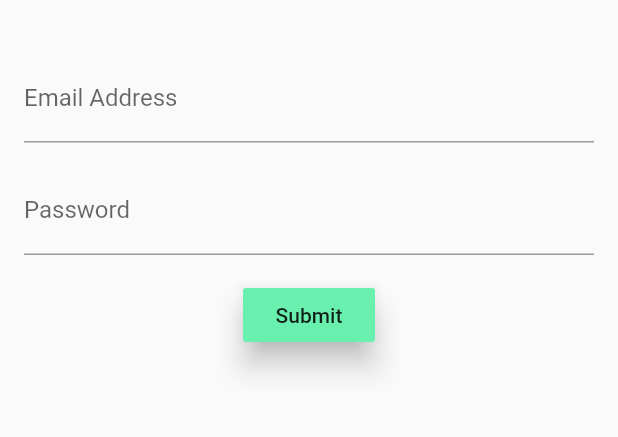
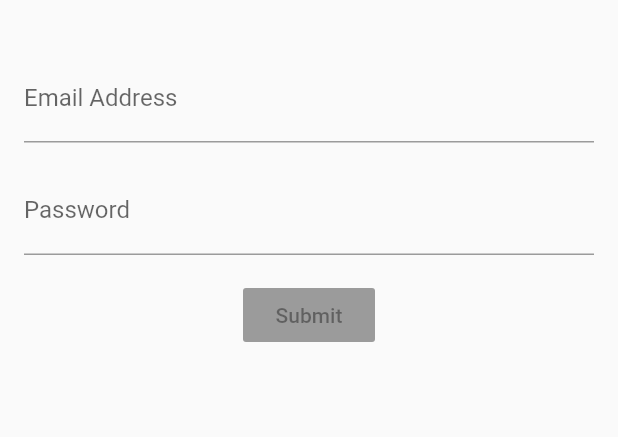
Before and after one commit to samakintunde/auth_validation, a Flutter app: the screen it shows after launch, on a phone screen of 412 x 824 dp, the part 168-605 px from its top. Run offline on Flutter 3.47's test engine with Material 2 defaults, Android fonts, the phone set to English and light mode, and no system bars; our stand-ins replace rxdart.

Commit message:
Added scope to the bloc. Added rxdart for advanced async functionality.

```diff
--- a/lib/app.dart
+++ b/lib/app.dart
@@ -1,14 +1,17 @@
+import 'package:auth_validation/bloc/provider.dart';
 import 'package:auth_validation/screens/login.dart';
 import 'package:flutter/material.dart';
 
 class App extends StatelessWidget {
   @override
   Widget build(BuildContext context) {
-    return MaterialApp(
-      title: 'Auth validator',
-      debugShowCheckedModeBanner: false,
-      home: Scaffold(
-        body: LoginScreen(),
+    return BlocProvider(
+      child: MaterialApp(
+        title: 'Auth validator',
+        debugShowCheckedModeBanner: false,
+        home: Scaffold(
+          body: LoginScreen(),
+        ),
       ),
     );
   }
--- /dev/null
+++ b/lib/bloc/provider.dart
@@ -0,0 +1,18 @@
+import 'package:flutter/material.dart';
+import 'package:auth_validation/bloc/login_bloc.dart';
+
+class BlocProvider extends InheritedWidget {
+  BlocProvider({Key key, Widget child}) : super(key: key, child: child);
+
+  final bloc = Bloc();
+
+  @override
+  bool updateShouldNotify(InheritedWidget oldWidget) {
+    return true;
+  }
+
+  static Bloc of(BuildContext context) {
+    return (context.inheritFromWidgetOfExactType(BlocProvider) as BlocProvider)
+        .bloc;
+  }
+}
--- a/lib/screens/login.dart
+++ b/lib/screens/login.dart
@@ -1,8 +1,9 @@
+import 'package:auth_validation/bloc/provider.dart';
 import 'package:flutter/material.dart';
 import 'package:auth_validation/bloc/login_bloc.dart';
 
 class LoginScreen extends StatelessWidget {
-  Widget _buildEmailField() {
+  Widget _buildEmailField(Bloc bloc) {
     return StreamBuilder(
       stream: bloc.email,
       builder: (context, snapshot) {
@@ -19,7 +20,7 @@ class LoginScreen extends StatelessWidget {
     );
   }
 
-  Widget _buildPasswordField() {
+  Widget _buildPasswordField(Bloc bloc) {
     return StreamBuilder(
       stream: bloc.password,
       builder: (context, snapshot) {
@@ -36,20 +37,22 @@ class LoginScreen extends StatelessWidget {
     );
   }
 
-  Widget _buildSubmitButton() {
-    return RaisedButton(
-      child: Text('Submit'),
-      elevation: 8.0,
-      color: Colors.greenAccent,
-      onPressed: () {
-        print('email:');
-        print('password:');
-      },
-    );
+  Widget _buildSubmitButton(Bloc bloc) {
+    return StreamBuilder(
+        stream: bloc.isSubmitValid,
+        builder: (context, snapshot) {
+          return RaisedButton(
+              child: Text('Submit'),
+              elevation: 8.0,
+              color: Colors.greenAccent,
+              onPressed: snapshot.hasData ? bloc.submitAuth : null);
+        });
   }
 
   @override
   Widget build(BuildContext context) {
+    final bloc = BlocProvider.of(context);
+
     return Container(
       margin: const EdgeInsets.fromLTRB(16.0, 64.0, 16.0, 16.0),
       child: Column(
@@ -63,15 +66,15 @@ class LoginScreen extends StatelessWidget {
               textAlign: TextAlign.center,
             ),
           ),
-          _buildEmailField(),
+          _buildEmailField(bloc),
           SizedBox(
             height: 16.0,
           ),
-          _buildPasswordField(),
+          _buildPasswordField(bloc),
           SizedBox(
             height: 16.0,
           ),
-          _buildSubmitButton(),
+          _buildSubmitButton(bloc),
         ],
       ),
     );
--- a/pubspec.yaml
+++ b/pubspec.yaml
@@ -23,6 +23,7 @@ dependencies:
   # The following adds the Cupertino Icons font to your application.
   # Use with the CupertinoIcons class for iOS style icons.
   cupertino_icons: ^0.1.2
+  rxdart: ^0.22.1
 
 dev_dependencies:
   flutter_test:
```
Also changed, not shown: lib/bloc/login_bloc.dart (+13 -6 lines), pubspec.lock.
